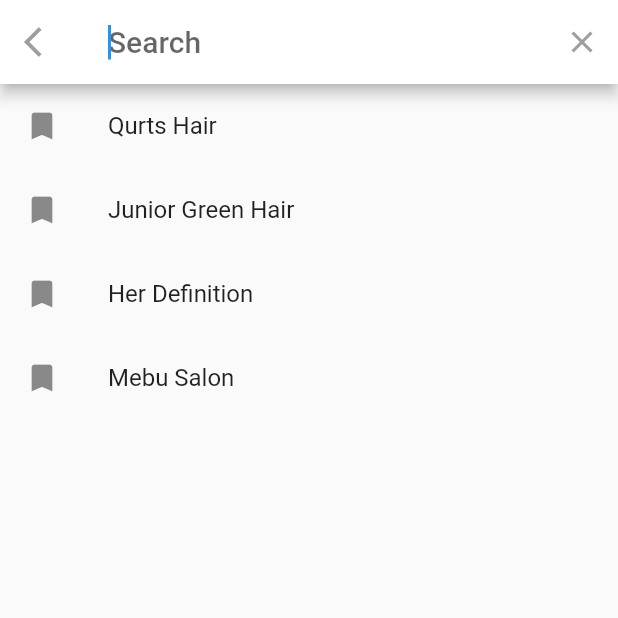
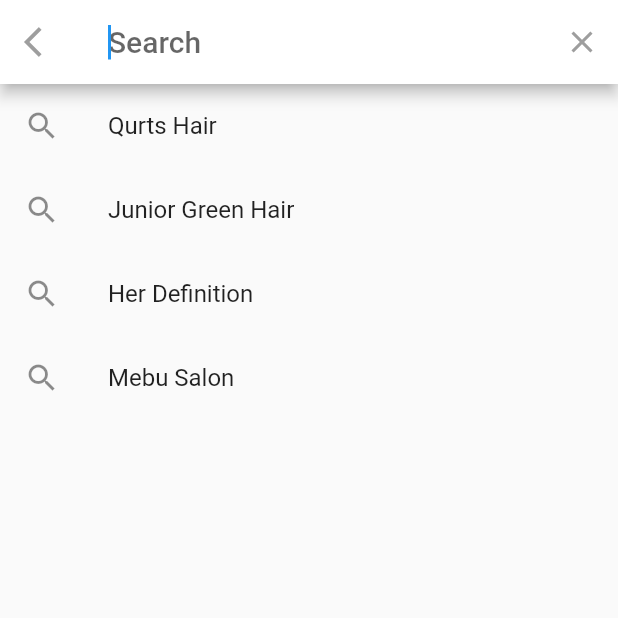
Before and after one commit to zaynob719/YSDirectory, a Flutter app: the screen it shows once a user with an empty profile is signed in, after a tap on the "search" icon, on a phone screen of 412 x 824 dp, the top half of it. Run offline on Flutter 3.47's test engine with Material 2 defaults, Android fonts, the phone set to English and light mode, and no system bars; our stand-ins replace cloud_firestore, dots_indicator, firebase_auth, firebase_core, firebase_storage, get; accounts and stored records are empty; network calls fail.

Commit message:
data search fix

```diff
--- a/lib/screens/pages/home_screen.dart
+++ b/lib/screens/pages/home_screen.dart
@@ -260,11 +260,13 @@ class DataSerch extends SearchDelegate<String> {
     // TODO: implement buildSuggestions
     final suggestionList = query.isEmpty
         ? recentSalons
-        : salons.where((p) => p.startsWith(query)).toList();
+        : salons
+            .where((p) => p.toLowerCase().contains(query.toLowerCase()))
+            .toList();
 
     return ListView.builder(
       itemBuilder: (context, index) => ListTile(
-        leading: Icon(Icons.bookmark),
+        leading: Icon(Icons.search),
         title: Text(suggestionList[index]),
       ),
       itemCount: suggestionList.length,
```
